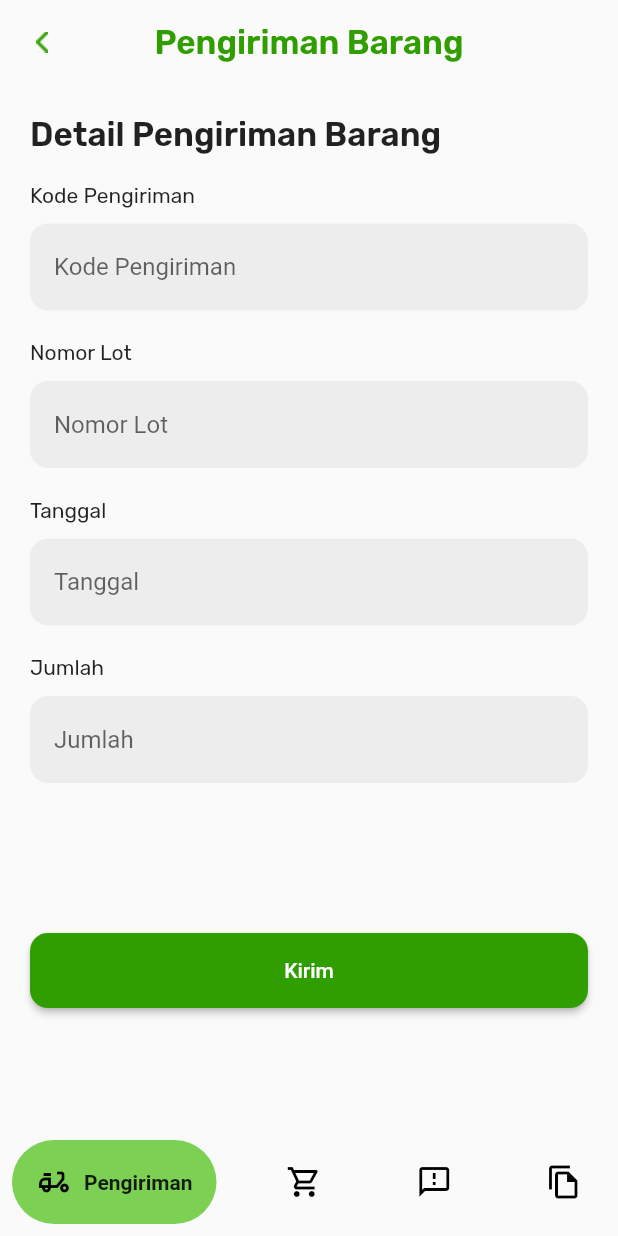
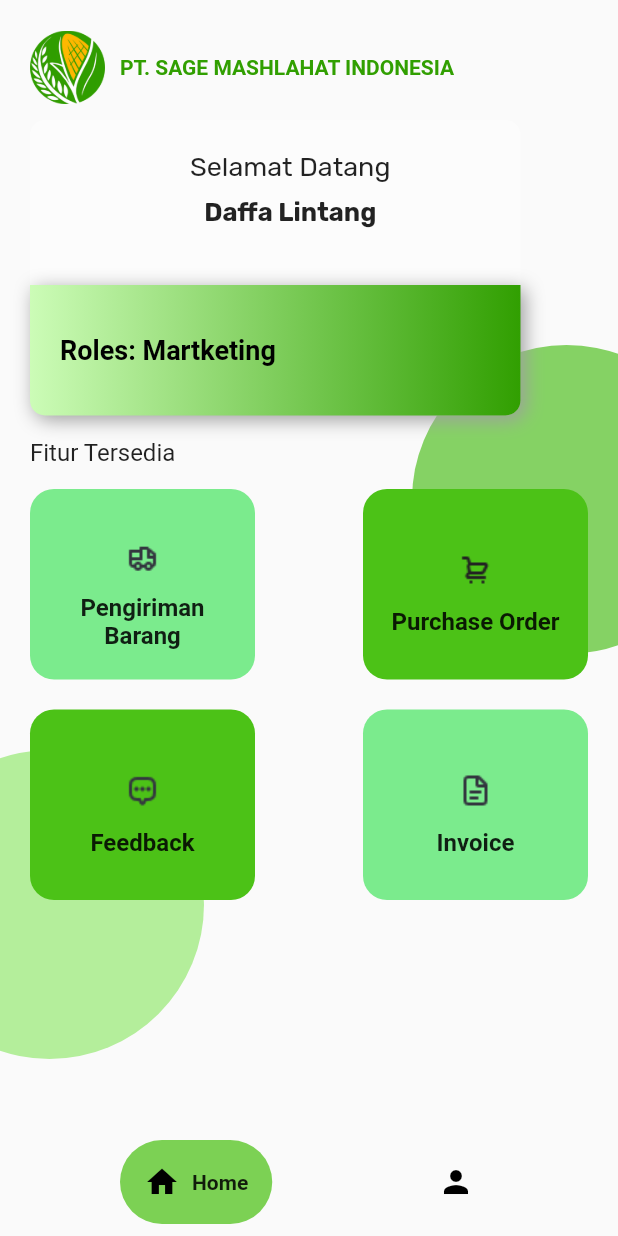
Before and after one commit to DaffaLintang/PT-Sage, a Flutter app: the HomePage screen opened directly, on a phone screen of 412 x 824 dp. Run offline on Flutter 3.47's test engine with Material 2 defaults, Android fonts, the phone set to English and light mode, and no system bars; drawn by our look-alikes of google_nav_bar; our stand-ins replace get, google_fonts, stroke_text.

Commit message:
dasboard page

```diff
--- a/lib/main.dart
+++ b/lib/main.dart
@@ -1,6 +1,7 @@
 import 'package:flutter/material.dart';
 import 'package:get/get_navigation/src/root/get_material_app.dart';
 import 'package:pt_sage/page/Pengiriman_barang.dart';
+import 'package:pt_sage/page/dashboard_page.dart';
 import 'package:pt_sage/page/feedback_page.dart';
 import 'package:pt_sage/page/home_page.dart';
 import 'package:pt_sage/page/login_page.dart';
--- a/lib/page/Pengiriman_barang.dart
+++ b/lib/page/Pengiriman_barang.dart
@@ -1,5 +1,7 @@
 import 'package:flutter/material.dart';
+import 'package:get/get.dart';
 import 'package:google_fonts/google_fonts.dart';
+import 'package:pt_sage/page/home_page.dart';
 
 class PengirimanBarangPage extends StatefulWidget {
   const PengirimanBarangPage({Key? key}) : super(key: key);
@@ -24,8 +26,11 @@ class _PengirimanBarangPageState extends State<PengirimanBarangPage> {
               fontSize: 22),
         ),
         centerTitle: true,
-        leading:
-            IconButton(onPressed: () {}, icon: Image.asset('assets/Line.png')),
+        leading: IconButton(
+            onPressed: () {
+              Get.offAll(HomePage());
+            },
+            icon: Image.asset('assets/Line.png')),
         backgroundColor: Colors.transparent,
         elevation: 0,
       ),
--- a/lib/page/Purchase_page.dart
+++ b/lib/page/Purchase_page.dart
@@ -1,7 +1,11 @@
 import 'package:flutter/material.dart';
 import 'package:flutter/src/foundation/key.dart';
 import 'package:flutter/src/widgets/framework.dart';
+import 'package:get/get.dart';
 import 'package:google_fonts/google_fonts.dart';
+import 'package:pt_sage/page/home_page.dart';
+
+import 'dashboard_page.dart';
 
 class PurchasePage extends StatefulWidget {
   const PurchasePage({Key? key}) : super(key: key);
@@ -26,8 +30,11 @@ class _PurchasePageState extends State<PurchasePage> {
               fontSize: 22),
         ),
         centerTitle: true,
-        leading:
-            IconButton(onPressed: () {}, icon: Image.asset('assets/Line.png')),
+        leading: IconButton(
+            onPressed: () {
+              Get.offAll(HomePage());
+            },
+            icon: Image.asset('assets/Line.png')),
         backgroundColor: Colors.transparent,
         elevation: 0,
       ),
--- /dev/null
+++ b/lib/page/dashboard_page.dart
@@ -0,0 +1,327 @@
+import 'package:flutter/material.dart';
+import 'package:flutter/src/foundation/key.dart';
+import 'package:flutter/src/widgets/framework.dart';
+import 'package:get/get.dart';
+import 'package:get/get_core/src/get_main.dart';
+import 'package:google_fonts/google_fonts.dart';
+import 'package:pt_sage/page/Pengiriman_barang.dart';
+import 'package:pt_sage/page/Purchase_page.dart';
+import 'package:pt_sage/page/feedback_page.dart';
+import 'package:pt_sage/page/invoice_page.dart';
+
+class DashboardPage extends StatefulWidget {
+  const DashboardPage({Key? key}) : super(key: key);
+
+  @override
+  State<DashboardPage> createState() => _DashboardPageState();
+}
+
+class _DashboardPageState extends State<DashboardPage> {
+  double getCircleDiameter(BuildContext context) =>
+      MediaQuery.of(context).size.width * 2 / 4;
+  @override
+  Widget build(BuildContext context) {
+    return Scaffold(
+      body: Stack(
+        children: [
+          Positioned(
+            right: -getCircleDiameter(context) / 3,
+            top: 230,
+            child: Container(
+              width: getCircleDiameter(context),
+              height: getCircleDiameter(context),
+              decoration: BoxDecoration(
+                  shape: BoxShape.circle, color: Color(0xff85D264)),
+            ),
+          ),
+          Positioned(
+            left: -70
+            // -getCircleDiameter(context) / 2.5
+            ,
+            top: 500
+            // -getCircleDiameter(context) / -0.58
+            ,
+            child: Container(
+              width: getCircleDiameter(context),
+              height: getCircleDiameter(context),
+              decoration: BoxDecoration(
+                  shape: BoxShape.circle, color: Color(0xffB4EE9B)),
+            ),
+          ),
+          SafeArea(
+              child: Padding(
+            padding: const EdgeInsets.all(20.0),
+            child: Column(
+              crossAxisAlignment: CrossAxisAlignment.start,
+              children: [
+                Row(
+                  children: [
+                    Container(
+                      width: 50,
+                      height: 50,
+                      decoration: BoxDecoration(
+                          image: DecorationImage(
+                              image: AssetImage('assets/Logo(1).png'))),
+                    ),
+                    SizedBox(
+                      width: 10,
+                    ),
+                    Text(
+                      "PT. SAGE MASHLAHAT INDONESIA",
+                      style: TextStyle(
+                        color: Color(0xff319F01),
+                        fontWeight: FontWeight.w700,
+                        fontSize: 14,
+                      ),
+                    )
+                  ],
+                ),
+                SizedBox(
+                  height: 10,
+                ),
+                Container(
+                  // margin: EdgeInsets.fromLTRB(4, 0, 4, 0),
+                  width: 327,
+                  height: 197,
+                  decoration: BoxDecoration(
+                      color: Color.fromARGB(255, 252, 252, 252),
+                      borderRadius: BorderRadius.circular(10)),
+                  child: Column(
+                    children: [
+                      Container(
+                        padding: EdgeInsets.fromLTRB(20, 20, 0, 0),
+                        height: 110,
+                        width: double.infinity,
+                        child: Column(
+                          crossAxisAlignment: CrossAxisAlignment.center,
+                          children: [
+                            Text(
+                              'Selamat Datang',
+                              style: GoogleFonts.rubik(
+                                  fontSize: 18, fontWeight: FontWeight.w400),
+                            ),
+                            SizedBox(
+                              height: 10,
+                            ),
+                            Text(
+                              'Daffa Lintang',
+                              style: GoogleFonts.rubik(
+                                  fontSize: 17, fontWeight: FontWeight.w700),
+                            ),
+                          ],
+                        ),
+                      ),
+                      Container(
+                        padding: EdgeInsets.fromLTRB(20, 0, 0, 0),
+                        width: double.infinity,
+                        height: 87,
+                        decoration: BoxDecoration(
+                            gradient: LinearGradient(
+                                colors: [Color(0xFFCCFCB7), Color(0xFF319F01)],
+                                begin: Alignment.centerLeft,
+                                end: Alignment.centerRight),
+                            borderRadius: BorderRadius.only(
+                                bottomLeft: Radius.circular(10),
+                                bottomRight: Radius.circular(10)),
+                            boxShadow: [
+                              BoxShadow(
+                                  color: Colors.grey,
+                                  offset: Offset(3, 3),
+                                  blurRadius: 10)
+                            ]),
+                        child: Column(
+                          crossAxisAlignment: CrossAxisAlignment.start,
+                          mainAxisAlignment: MainAxisAlignment.center,
+                          children: [
+                            Text(
+                              "Roles: " + "Martketing",
+                              style: TextStyle(
+                                  color: Colors.black,
+                                  fontWeight: FontWeight.w600,
+                                  fontSize: 18),
+                            ),
+                          ],
+                        ),
+                      ),
+                    ],
+                  ),
+                ),
+                SizedBox(
+                  height: 15,
+                ),
+                Text(
+                  "Fitur Tersedia",
+                  style: TextStyle(fontSize: 16),
+                ),
+                SizedBox(
+                  height: 15,
+                ),
+                Container(
+                  child: Column(children: [
+                    Row(
+                      mainAxisAlignment: MainAxisAlignment.spaceBetween,
+                      children: [
+                        GestureDetector(
+                          onTap: () {
+                            Get.offAll(PengirimanBarangPage());
+                          },
+                          child: Container(
+                            height: 127,
+                            width: 150,
+                            decoration: BoxDecoration(
+                                color: Color(0xff7BEB8D),
+                                borderRadius: BorderRadius.circular(16)),
+                            child: Padding(
+                              padding: const EdgeInsets.fromLTRB(10, 5, 10, 5),
+                              child: Column(
+                                crossAxisAlignment: CrossAxisAlignment.center,
+                                mainAxisAlignment: MainAxisAlignment.center,
+                                children: [
+                                  Container(
+                                    height: 50,
+                                    width: 50,
+                                    decoration: BoxDecoration(
+                                        image: DecorationImage(
+                                            image: AssetImage(
+                                                'assets/package_car.png'))),
+                                  ),
+                                  Text(
+                                    textAlign: TextAlign.center,
+                                    "Pengiriman Barang",
+                                    style: TextStyle(
+                                        fontSize: 16,
+                                        fontWeight: FontWeight.w600),
+                                  )
+                                ],
+                              ),
+                            ),
+                          ),
+                        ),
+                        GestureDetector(
+                          onTap: () {
+                            Get.offAll(PurchasePage());
+                          },
+                          child: Container(
+                            height: 127,
+                            width: 150,
+                            decoration: BoxDecoration(
+                                color: Color(0xff4CC217),
+                                borderRadius: BorderRadius.circular(16)),
+                            child: Padding(
+                              padding: const EdgeInsets.fromLTRB(10, 5, 10, 5),
+                              child: Column(
+                                crossAxisAlignment: CrossAxisAlignment.center,
+                                mainAxisAlignment: MainAxisAlignment.center,
+                                children: [
+                                  Container(
+                                    height: 50,
+                                    width: 50,
+                                    decoration: BoxDecoration(
+                                        image: DecorationImage(
+                                            image: AssetImage(
+                                                'assets/Basket_alt_3.png'))),
+                                  ),
+                                  Text(
+                                    textAlign: TextAlign.center,
+                                    "Purchase Order ",
+                                    style: TextStyle(
+                                        fontSize: 16,
+                                        fontWeight: FontWeight.w600),
+                                  )
+                                ],
+                              ),
+                            ),
+                          ),
+                        ),
+                      ],
+                    ),
+                    SizedBox(
+                      height: 20,
+                    ),
+                    Row(
+                      mainAxisAlignment: MainAxisAlignment.spaceBetween,
+                      children: [
+                        GestureDetector(
+                          onTap: (() {
+                            Get.offAll(FeedBackPage());
+                          }),
+                          child: Container(
+                            height: 127,
+                            width: 150,
+                            decoration: BoxDecoration(
+                                color: Color(0xff4CC217),
+                                borderRadius: BorderRadius.circular(16)),
+                            child: Padding(
+                              padding: const EdgeInsets.fromLTRB(10, 5, 10, 5),
+                              child: Column(
+                                crossAxisAlignment: CrossAxisAlignment.center,
+                                mainAxisAlignment: MainAxisAlignment.center,
+                                children: [
+                                  Container(
+                                    height: 50,
+                                    width: 50,
+                                    decoration: BoxDecoration(
+                                        image: DecorationImage(
+                                            image: AssetImage(
+                                                'assets/Chat_alt_3.png'))),
+                                  ),
+                                  Text(
+                                    textAlign: TextAlign.center,
+                                    "Feedback",
+                                    style: TextStyle(
+                                        fontSize: 16,
+                                        fontWeight: FontWeight.w600),
+                                  )
+                                ],
+                              ),
+                            ),
+                          ),
+                        ),
+                        GestureDetector(
+                          onTap: (() {
+                            Get.offAll(InvoicePage());
+                          }),
+                          child: Container(
+                            height: 127,
+                            width: 150,
+                            decoration: BoxDecoration(
+                                color: Color(0xff7BEB8D),
+                                borderRadius: BorderRadius.circular(16)),
+                            child: Padding(
+                              padding: const EdgeInsets.fromLTRB(10, 5, 10, 5),
+                              child: Column(
+                                crossAxisAlignment: CrossAxisAlignment.center,
+                                mainAxisAlignment: MainAxisAlignment.center,
+                                children: [
+                                  Container(
+                                    height: 50,
+                                    width: 50,
+                                    decoration: BoxDecoration(
+                                        image: DecorationImage(
+                                            image: AssetImage(
+                                                'assets/File_dock.png'))),
+                                  ),
+                                  Text(
+                                    textAlign: TextAlign.center,
+                                    "Invoice",
+                                    style: TextStyle(
+                                        fontSize: 16,
+                                        fontWeight: FontWeight.w600),
+                                  )
+                                ],
+                              ),
+                            ),
+                          ),
+                        ),
+                      ],
+                    )
+                  ]),
+                )
+              ],
+            ),
+          ))
+        ],
+      ),
+    );
+  }
+}
--- a/lib/page/feedback_page.dart
+++ b/lib/page/feedback_page.dart
@@ -1,5 +1,8 @@
 import 'package:flutter/material.dart';
+import 'package:get/get.dart';
 import 'package:google_fonts/google_fonts.dart';
+
+import 'dashboard_page.dart';
 
 class FeedBackPage extends StatefulWidget {
   const FeedBackPage({Key? key}) : super(key: key);
@@ -24,8 +27,11 @@ class _FeedBackPageState extends State<FeedBackPage> {
               fontSize: 22),
         ),
         centerTitle: true,
-        leading:
-            IconButton(onPressed: () {}, icon: Image.asset('assets/Line.png')),
+        leading: IconButton(
+            onPressed: () {
+              Get.offAll(DashboardPage());
+            },
+            icon: Image.asset('assets/Line.png')),
         backgroundColor: Colors.transparent,
         elevation: 0,
       ),
--- a/lib/page/home_page.dart
+++ b/lib/page/home_page.dart
@@ -4,8 +4,10 @@ import 'package:flutter/src/widgets/framework.dart';
 import 'package:google_nav_bar/google_nav_bar.dart';
 import 'package:pt_sage/page/Pengiriman_barang.dart';
 import 'package:pt_sage/page/Purchase_page.dart';
+import 'package:pt_sage/page/dashboard_page.dart';
 import 'package:pt_sage/page/feedback_page.dart';
 import 'package:pt_sage/page/invoice_page.dart';
+import 'package:pt_sage/page/profile_page.dart';
 
 class HomePage extends StatefulWidget {
   const HomePage({Key? key}) : super(key: key);
@@ -18,10 +20,8 @@ class _HomePageState extends State<HomePage> {
   int _currentIndex = 0;
 
   final List<Widget> _pages = [
-    PengirimanBarangPage(),
-    PurchasePage(),
-    FeedBackPage(),
-    InvoicePage()
+    DashboardPage(),
+    ProfilePage(),
   ];
 
   void _onTabTapped(int index) {
@@ -38,7 +38,7 @@ class _HomePageState extends State<HomePage> {
         children: _pages,
       ),
       bottomNavigationBar: Padding(
-        padding: const EdgeInsets.all(8.0),
+        padding: const EdgeInsets.symmetric(horizontal: 80, vertical: 8),
         child: GNav(
             gap: 8,
             onTabChange: _onTabTapped,
@@ -46,20 +46,12 @@ class _HomePageState extends State<HomePage> {
             tabBackgroundColor: Color(0xff7CD154),
             tabs: [
               GButton(
-                icon: Icons.delivery_dining_outlined,
-                text: "Pengiriman",
+                icon: Icons.home,
+                text: "Home",
               ),
               GButton(
-                icon: Icons.shopping_cart_outlined,
-                text: "Purchase Order",
-              ),
-              GButton(
-                icon: Icons.feedback_outlined,
-                text: "Feedback ",
-              ),
-              GButton(
-                icon: Icons.file_copy_outlined,
-                text: "Invoice ",
+                icon: Icons.person,
+                text: "Profile",
               ),
             ]),
       ),
--- a/lib/page/invoice_page.dart
+++ b/lib/page/invoice_page.dart
@@ -1,7 +1,7 @@
 import 'package:flutter/material.dart';
-import 'package:flutter/src/foundation/key.dart';
-import 'package:flutter/src/widgets/framework.dart';
+import 'package:get/get.dart';
 import 'package:google_fonts/google_fonts.dart';
+import 'package:pt_sage/page/home_page.dart';
 
 class InvoicePage extends StatefulWidget {
   const InvoicePage({Key? key}) : super(key: key);
@@ -24,8 +24,11 @@ class _InvoicePageState extends State<InvoicePage> {
               fontSize: 22),
         ),
         centerTitle: true,
-        leading:
-            IconButton(onPressed: () {}, icon: Image.asset('assets/Line.png')),
+        leading: IconButton(
+            onPressed: () {
+              Get.offAll(HomePage());
+            },
+            icon: Image.asset('assets/Line.png')),
         backgroundColor: Colors.transparent,
         elevation: 0,
       ),
@@ -344,7 +347,7 @@ class _InvoicePageState extends State<InvoicePage> {
                     crossAxisAlignment: CrossAxisAlignment.start,
                     children: [
                       Container(
-                        margin: EdgeInsets.only(top: 20),
+                        margin: EdgeInsets.only(top: 20, bottom: 20),
                         child: SizedBox(
                             width: double.infinity,
                             height: 50,
--- /dev/null
+++ b/lib/page/profile_page.dart
@@ -0,0 +1,17 @@
+import 'package:flutter/material.dart';
+import 'package:flutter/src/foundation/key.dart';
+import 'package:flutter/src/widgets/framework.dart';
+
+class ProfilePage extends StatefulWidget {
+  const ProfilePage({Key? key}) : super(key: key);
+
+  @override
+  State<ProfilePage> createState() => _ProfilePageState();
+}
+
+class _ProfilePageState extends State<ProfilePage> {
+  @override
+  Widget build(BuildContext context) {
+    return Scaffold();
+  }
+}
```
Also changed, not shown: assets/Basket_alt_3.png (added), assets/Chat_alt_3.png (added), assets/File_dock.png (added), assets/package_car.png (added).
